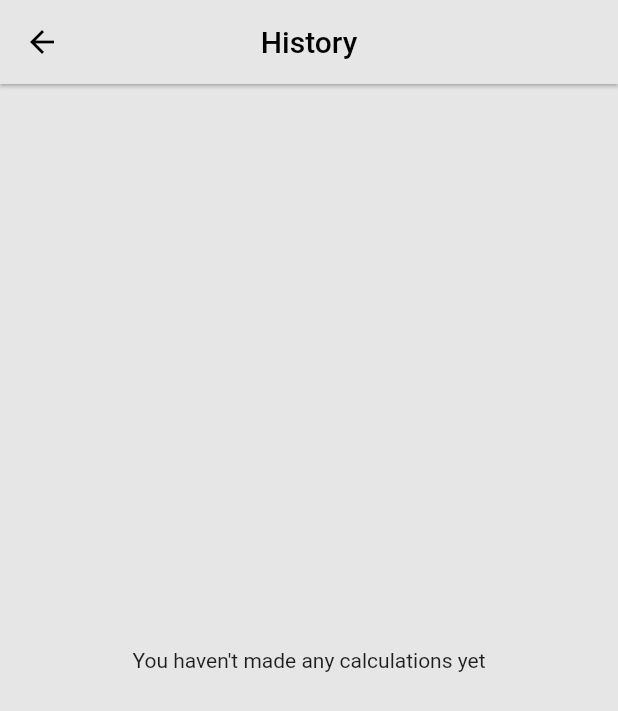
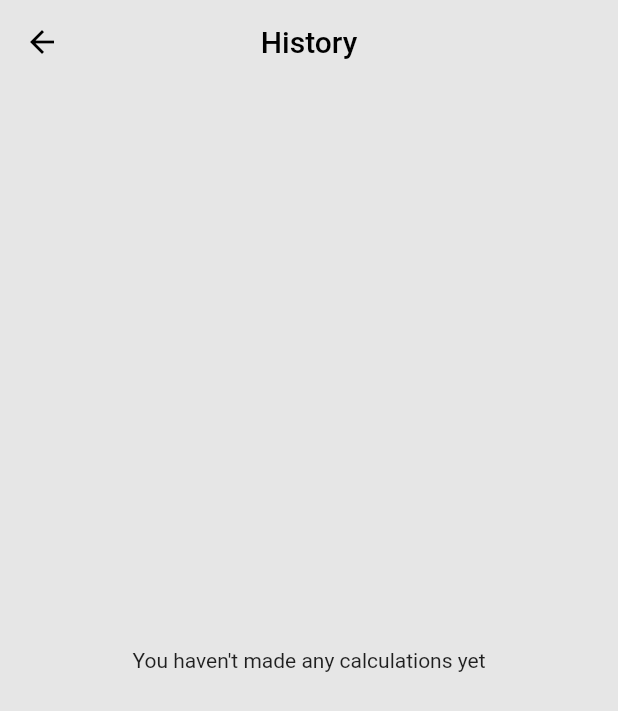
Before and after one commit to Teewhydot/calc, a Flutter app: the screen it shows after launch, after a tap on "History", on a phone screen of 412 x 824 dp. Shown: the top 711 px of the screen. Run offline on Flutter 3.47's test engine with Material 2 defaults, Android fonts, the phone set to English and light mode, and no system bars; our stand-ins replace flutter_screenutil, google_fonts.

Commit message:
Bug fixes and improvements.

```diff
--- a/lib/User Interface/calc_ui.dart
+++ b/lib/User Interface/calc_ui.dart
@@ -74,9 +74,15 @@ class _CalculatorUIState extends State<CalculatorUI> {
         buttonValue == '-' ||
         buttonValue == 'x' ||
         buttonValue == '/') {
-      firstDigit = textToDisplay.isEmpty ? null : int.parse(textToDisplay);
+
+      if (textToDisplay.isEmpty){
+      }
+      else {
+        firstDigit = int.parse(textToDisplay);
         operation = buttonValue;
         result = firstDigit.toString() + operation;
+      }
+
     } else if (buttonValue == '=') {
       if (firstDigit == null) {
       } else {
@@ -131,16 +137,22 @@ class _CalculatorUIState extends State<CalculatorUI> {
       appBar: AppBar(
         centerTitle: true,
         elevation: 0,
-        leading: TextButton(
-            style: const ButtonStyle(),
-            onPressed: () {
+        leading: GestureDetector(
+          onTap: (){
             Navigator.push(context,
                 MaterialPageRoute(builder: (context) => const History()));
           },
-            child: const Center(
+          child:  const Center(
+            child: Padding(
+              padding: EdgeInsets.only(left: 10),
+              child: SizedBox(
                 child: Text(
                   'History',
-            ))),
+                ),
+              ),
+            ),
+          ),
+        ),
         title: const Text('CALC'),
         actions: [
           Row(
--- a/lib/User Interface/history.dart
+++ b/lib/User Interface/history.dart
@@ -1,6 +1,5 @@
 import 'package:calc/Models/constants.dart';
 import 'package:calc/Models/history_model.dart';
-import 'package:calc/Models/themesmodel.dart';
 import 'package:flutter/material.dart';
 import 'package:provider/provider.dart';
 import 'package:flutter_screenutil/flutter_screenutil.dart';
@@ -11,24 +10,20 @@ class History extends StatelessWidget {
   @override
   Widget build(BuildContext context) {
     var historyLength = Provider.of<HistoryProvider>(context).numberOfCalc;
-    var themeProvider = Provider.of<ThemeProvider>(context);
     if (historyLength == 0) {
-      return SafeArea(
-        child: Scaffold(
+      return Scaffold(
         appBar: AppBar(
           centerTitle: true,
           leading: GestureDetector(
               onTap: () => Navigator.pop(context),
               child: const Icon(Icons.arrow_back)),
-            elevation: 1,
+          elevation: 0,
           title: const Text('History'),
         ),
         body: const Center(child: Text("You haven't made any calculations yet")),
-        ),
       );
     } else {
-      return SafeArea(
-        child: Scaffold(
+      return Scaffold(
         appBar: AppBar(
           elevation: 0,
           title: const Text('History'),
@@ -67,7 +62,6 @@ class History extends StatelessWidget {
             ),
           ],
         ),
-        ),
       );
     }
   }
```
Also changed, not shown: pubspec.lock, 6 other files. Lines whose indentation alone changed are shown as unchanged.
